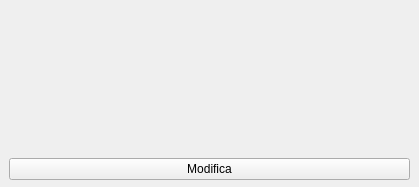
The window that Client/infowidget.ui (emanuelemanciuria96/CollaborativePad_ClientServerSystem) describes before a commit, drawn with Qt 5.
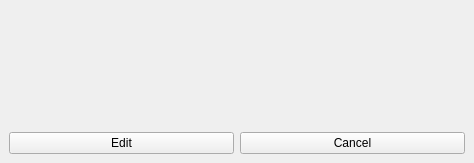
The same window after the commit.

```diff
--- a/Client/infowidget.ui
+++ b/Client/infowidget.ui
@@ -1,27 +1,21 @@
 <?xml version="1.0" encoding="UTF-8"?>
 <ui version="4.0">
  <class>InfoWidget</class>
- <widget class="QWidget" name="InfoWidget">
+ <widget class="QMainWindow" name="InfoWidget">
   <property name="geometry">
    <rect>
     <x>0</x>
     <y>0</y>
-    <width>419</width>
-    <height>187</height>
+    <width>474</width>
+    <height>163</height>
    </rect>
   </property>
   <property name="windowTitle">
    <string>InfoWidget</string>
   </property>
-  <widget class="QWidget" name="verticalLayoutWidget_2">
-   <property name="geometry">
-    <rect>
-     <x>9</x>
-     <y>9</y>
-     <width>401</width>
-     <height>171</height>
-    </rect>
-   </property>
+  <widget class="QWidget" name="centralwidget">
+   <layout class="QVBoxLayout" name="verticalLayout_3">
+    <item>
    <layout class="QVBoxLayout" name="verticalLayout_2">
     <item>
      <layout class="QHBoxLayout" name="horizontalLayout">
@@ -56,16 +50,16 @@
          <number>0</number>
         </property>
         <property name="leftMargin">
-         <number>10</number>
+           <number>0</number>
         </property>
         <property name="topMargin">
-         <number>10</number>
+           <number>0</number>
         </property>
         <property name="rightMargin">
-         <number>10</number>
+           <number>0</number>
         </property>
         <property name="bottomMargin">
-         <number>10</number>
+           <number>0</number>
         </property>
         <item>
          <widget class="QLabel" name="nickname">
@@ -117,11 +111,24 @@
      </layout>
     </item>
     <item>
-     <widget class="QPushButton" name="modifica">
+       <layout class="QHBoxLayout" name="horizontalLayout_2">
+        <item>
+         <widget class="QPushButton" name="editButton">
       <property name="text">
-       <string>Modifica</string>
-      </property>
-     </widget>
+           <string>Edit</string>
+          </property>
+         </widget>
+        </item>
+        <item>
+         <widget class="QPushButton" name="cancelButton">
+          <property name="text">
+           <string>Cancel</string>
+          </property>
+         </widget>
+        </item>
+       </layout>
+      </item>
+     </layout>
     </item>
    </layout>
   </widget>
```
Left out of the diff: 8 changed lines with no effect on the pictures. Lines whose indentation alone changed are shown as unchanged.
